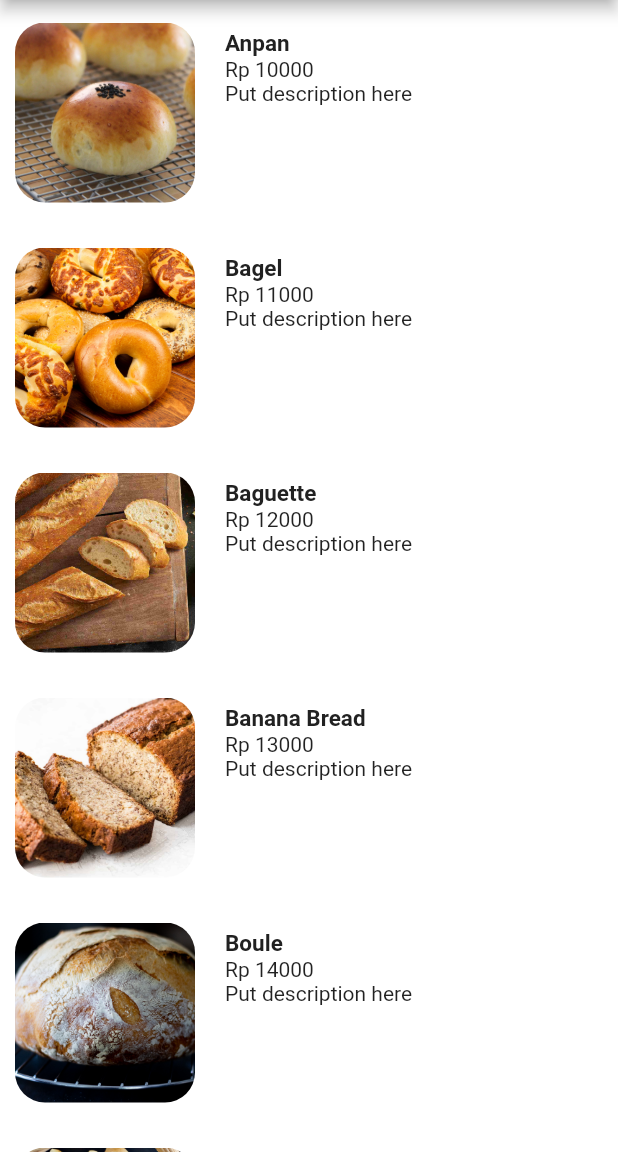
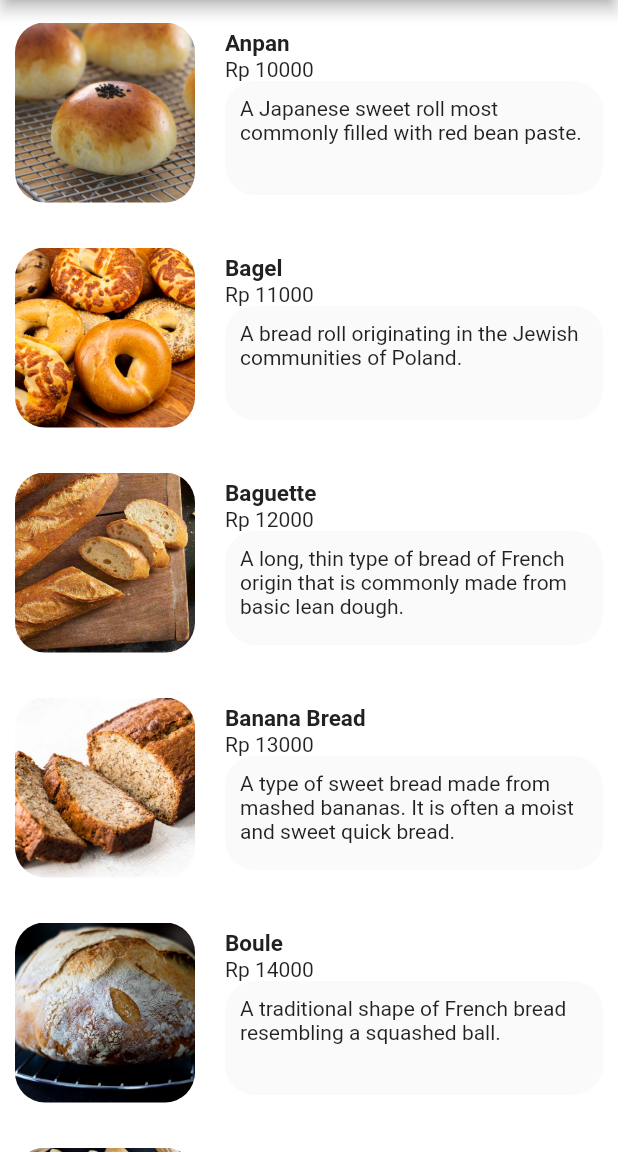
Before and after one commit to lookas15/IEatBread, a Flutter app: the screen it shows after launch, on a phone screen of 412 x 824 dp, the part 84-1236 px from its top. Run offline on Flutter 3.47's test engine with Material 2 defaults, Android fonts, the phone set to English and light mode, and no system bars.

Commit message:
Added description, remove Sphere.dart

```diff
--- a/lib/Item.dart
+++ b/lib/Item.dart
@@ -2,6 +2,7 @@ class Item {
     String? name;
     String? path;
     int price = 0;
+    String? desc;
 
-    Item(String this.name, String this.path, int this.price);
+    Item(String this.name, String this.path, int this.price, String this.desc);
 }
--- a/lib/Sphere.dart
+++ /dev/null
@@ -1,30 +0,0 @@
-class Sphere {
-    final double pi = 3.1415926535897932;
-    double? radius;
-
-    Sphere(double this.radius);
-
-    void setRadius(double r) {
-        this.radius = r;
-    }
-
-    double getRadius() {
-        return (radius ?? 0);
-    }
-
-    double getVolume() {
-        double? r = this.radius;
-
-        if (r == null) return 0;
-
-        return (4 / 3 * this.pi * r * r * r);
-    }
-
-    double getSA() {
-        double? r = this.radius;
-
-        if (r == null) return 0;
-
-        return (4 * this.pi * r * r);
-    }
-}
--- a/lib/main.dart
+++ b/lib/main.dart
@@ -15,21 +15,21 @@ class ItemList extends StatefulWidget {
 
 class _ItemListState extends State<ItemList> {
     List<Item> items = [
-        Item("Anpan", 'images/anpan.jpg', 10000),
-        Item("Bagel", 'images/bagel.jpeg', 11000),
-        Item("Baguette", 'images/baguette.jpg', 12000),
-        Item("Banana Bread", 'images/bananaBread.jpeg', 13000),
-        Item("Boule", 'images/boule.jpeg', 14000),
-        Item("Breadstick", 'images/breadstick.jpg', 15000),
-        Item("Brioche", 'images/brioche.jpeg', 16000),
-        Item("Challah", 'images/challah.jpg', 17000),
-        Item("Croissant", 'images/croissant.jpeg', 18000),
-        Item("Faluche", 'images/faluche.jpeg', 19000),
-        Item("Ficelle", 'images/ficelle.jpg', 20000),
-        Item("Fougasse", 'images/fougasse.jpeg', 21000),
-        Item("Pain Brie", 'images/painBrie.jpeg', 22000),
-        Item("Pain de Campagne", 'images/painDeCampagne.jpeg', 23000),
-        Item("Pain de Mie", 'images/painDeMie.jpeg', 24000)
+        Item("Anpan", 'images/anpan.jpg', 10000, 'A Japanese sweet roll most commonly filled with red bean paste.'),
+        Item("Bagel", 'images/bagel.jpeg', 11000, 'A bread roll originating in the Jewish communities of Poland.'),
+        Item("Baguette", 'images/baguette.jpg', 12000, 'A long, thin type of bread of French origin that is commonly made from basic lean dough.'),
+        Item("Banana Bread", 'images/bananaBread.jpeg', 13000, 'A type of sweet bread made from mashed bananas. It is often a moist and sweet quick bread.'),
+        Item("Boule", 'images/boule.jpeg', 14000, 'A traditional shape of French bread resembling a squashed ball.'),
+        Item("Breadstick", 'images/breadstick.jpg', 15000, 'Pencil-sized sticks of crisp, dry baked bread that originated in Piedmont, a region of Italy.'),
+        Item("Brioche", 'images/brioche.jpeg', 16000, 'A bread of French origin whose high egg and butter content gives it a rich and tender crumb.'),
+        Item("Challah", 'images/challah.jpg', 17000, 'A special bread of Ashkenazi Jewish origin, usually braided and typically eaten on ceremonial occasions.'),
+        Item("Croissant", 'images/croissant.jpeg', 18000, 'A buttery, flaky, viennoiserie pastry inspired by the shape of the Austrian kipferl'),
+        Item("Faluche", 'images/faluche.jpeg', 19000, 'A traditional bread in the Nord-Pas-de-Calais region of northern France and the Tournai region of southern Belgium.'),
+        Item("Ficelle", 'images/ficelle.jpg', 20000, 'A type of French bread loaf, made with yeast and similar to a baguette but much thinner.'),
+        Item("Fougasse", 'images/fougasse.jpeg', 21000, 'A type of bread typically associated with Provence but found (with variations) in other regions.'),
+        Item("Pain brié", 'images/painBrie.jpeg', 22000, 'A traditional Normandy bread. Its name comes from the pounding of the dough "brie", meaning "to pound".'),
+        Item("Pain de Campagne", 'images/painDeCampagne.jpeg', 23000, 'A large round loaf ("miche") made from either natural leavening or baker\'s yeast.'),
+        Item("Pain de Mie", 'images/painDeMie.jpeg', 24000, 'A white or brown bread with a thin, soft crust. It is mostly sold sliced and packaged in France.')
     ];
 
     @override
@@ -83,7 +83,14 @@ class _ItemListState extends State<ItemList> {
                                                     Text('Rp ${item.price}'),
                                                     Expanded(
                                                         flex: 1,
-                                                        child: Text('Put description here', textAlign: TextAlign.center),
+                                                        child: ClipRRect(
+                                                        borderRadius: BorderRadius.circular(20), // Image Border
+                                                            child: Container(
+                                                                padding: EdgeInsets.all(10),
+                                                                color: Colors.grey[50],
+                                                                child: Text('${item.desc}', textAlign: TextAlign.left),
+                                                            ), // Container
+                                                        ), // ClipRRect
                                                     ), // Expanded
                                                 ], // Column
                                             ),
```
